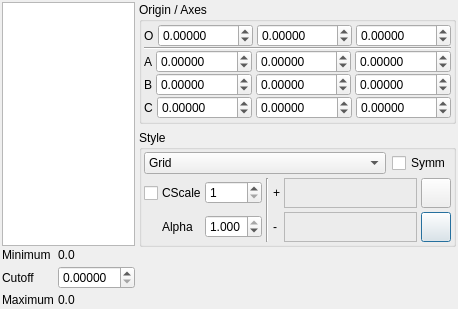
Qt form trunk/src/gui/grids.ui (trisyoungs/aten) before a commit.
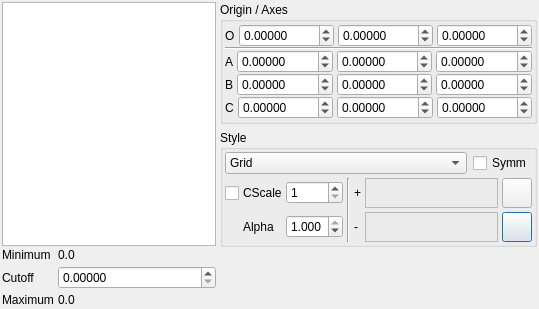
The same form after that commit. Icons and pictures are not drawn. Custom widgets are drawn as their Qt base class.

What changed in the file:
```diff
--- a/trunk/src/gui/grids.ui
+++ b/trunk/src/gui/grids.ui
@@ -5,7 +5,7 @@
    <rect>
     <x>0</x>
     <y>0</y>
-    <width>414</width>
+    <width>539</width>
     <height>309</height>
    </rect>
   </property>
```
